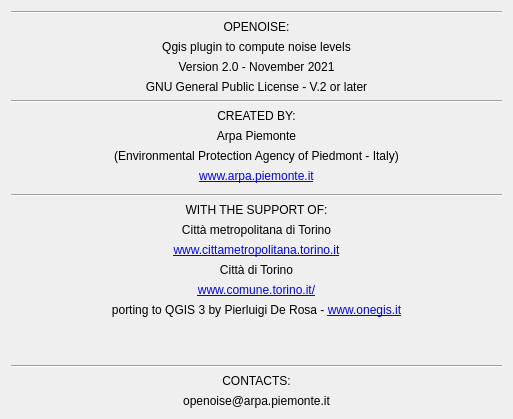
The window that tools/ui_Credits.ui (pierluigiderosa/openoise) describes before a commit, drawn with Qt 5.
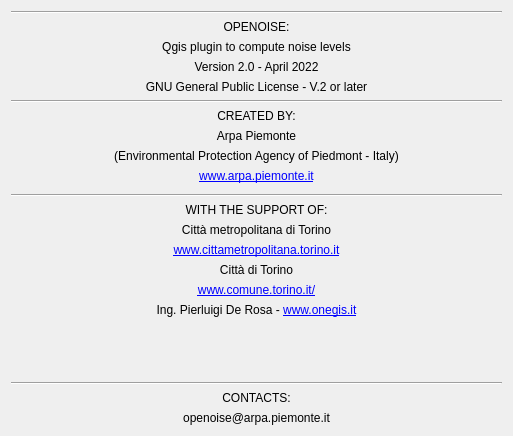
The same window after the commit.

The edit to the form file:
```diff
--- a/tools/ui_Credits.ui
+++ b/tools/ui_Credits.ui
@@ -7,7 +7,7 @@
     <x>0</x>
     <y>0</y>
     <width>513</width>
-    <height>419</height>
+    <height>436</height>
    </rect>
   </property>
   <property name="sizePolicy">
@@ -95,7 +95,7 @@
       </size>
      </property>
      <property name="text">
-      <string>Version 2.0 - November 2021</string>
+      <string>Version 2.0 - April 2022</string>
      </property>
      <property name="alignment">
       <set>Qt::AlignCenter</set>
@@ -322,7 +322,7 @@
    <item>
     <widget class="QLabel" name="label_9">
      <property name="text">
-      <string>&lt;html&gt;&lt;head/&gt;&lt;body&gt;&lt;p&gt;porting to QGIS 3 by Pierluigi De Rosa - &lt;a href=&quot;https://www.onegis.it/&quot;&gt;&lt;span style=&quot; text-decoration: underline; color:#0000ff;&quot;&gt;www.onegis.it&lt;/span&gt;&lt;/a&gt;&lt;/p&gt;&lt;/body&gt;&lt;/html&gt;</string>
+      <string>&lt;html&gt;&lt;head/&gt;&lt;body&gt;&lt;p&gt;Ing. Pierluigi De Rosa - &lt;a href=&quot;https://www.onegis.it/&quot;&gt;&lt;span style=&quot; text-decoration: underline; color:#0000ff;&quot;&gt;www.onegis.it&lt;/span&gt;&lt;/a&gt;&lt;/p&gt;&lt;/body&gt;&lt;/html&gt;</string>
      </property>
      <property name="alignment">
       <set>Qt::AlignCenter</set>
```
